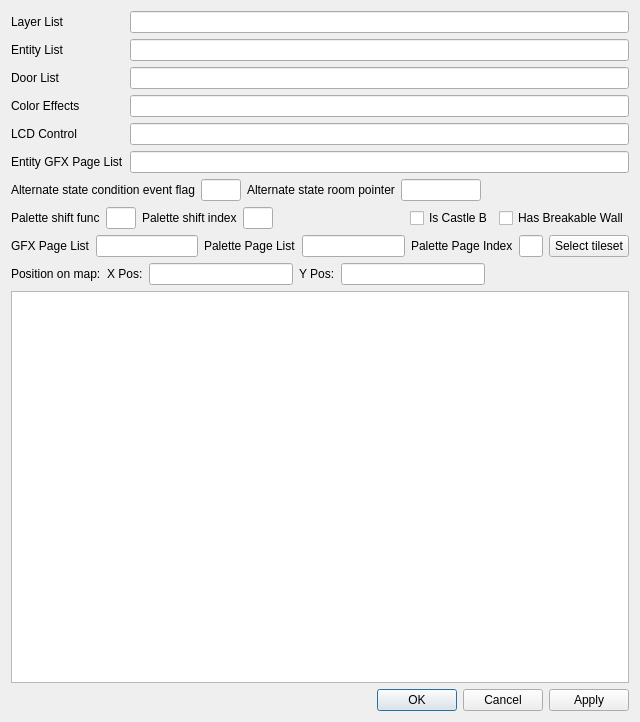
Above: dsvedit/room_editor.ui from LagoLunatic/DSVEdit before the change. Below: the same form after it.
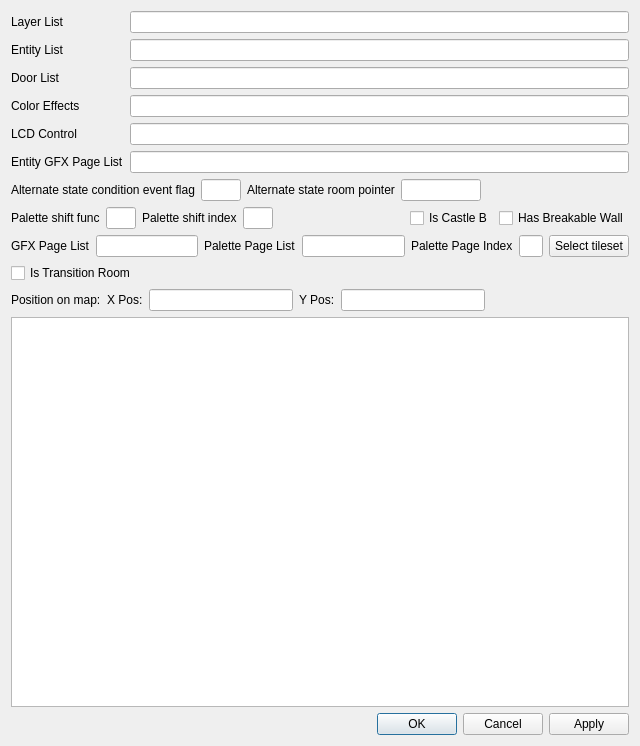
That is the form after the change.

Commit message: AoS/DoS: Implement setting whether a room is a transition room view room props editor UI

Diff of the .ui file:
```diff
--- a/dsvedit/room_editor.ui
+++ b/dsvedit/room_editor.ui
@@ -245,6 +245,17 @@
      </item>
     </layout>
    </item>
+   <item>
+    <layout class="QHBoxLayout" name="horizontalLayout_5">
+     <item>
+      <widget class="QCheckBox" name="is_transition_room">
+       <property name="text">
+        <string>Is Transition Room</string>
+       </property>
+      </widget>
+     </item>
+    </layout>
+   </item>
    <item>
     <layout class="QHBoxLayout" name="horizontalLayout">
      <item>
```
The commit also changes 2 other files.
